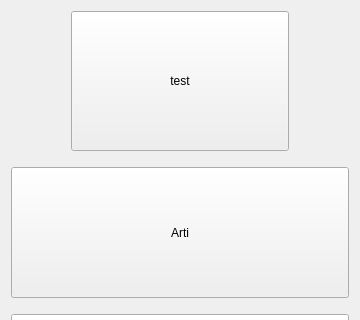
Qt form nokia/AlausRadaras/alausradaras.ui (vincnetas/alaus-radaras) before a commit; both pictures show x 0 to 360 and y 0 to 320 of the 360 by 640 pixel window.
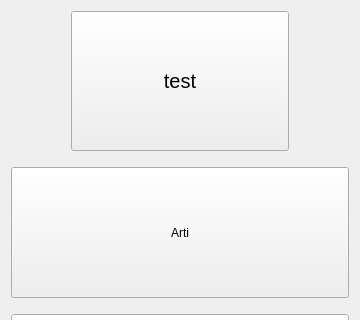
The same form after that commit. Icons and pictures are not drawn.

Commit message: Implemented beer counter. Tested QListView for performance. Tried to add GPS tracking (cannot get QTMobility to work)

Diff of the .ui file:
```diff
--- a/nokia/AlausRadaras/alausradaras.ui
+++ b/nokia/AlausRadaras/alausradaras.ui
@@ -54,8 +54,16 @@
           <height>140</height>
          </size>
         </property>
+        <property name="font">
+         <font>
+          <pointsize>15</pointsize>
+         </font>
+        </property>
         <property name="styleSheet">
-         <string notr="true">border-image:url(:/images/bok_title.png);</string>
+         <string notr="true">#btnCounter {
+border-image:url(:/images/bok_title.png);
+color:black;
+}</string>
         </property>
         <property name="text">
          <string>test</string>
```
Left out of the diff: 2 changed lines with no effect on the pictures. The commit also changes 18 other files.
